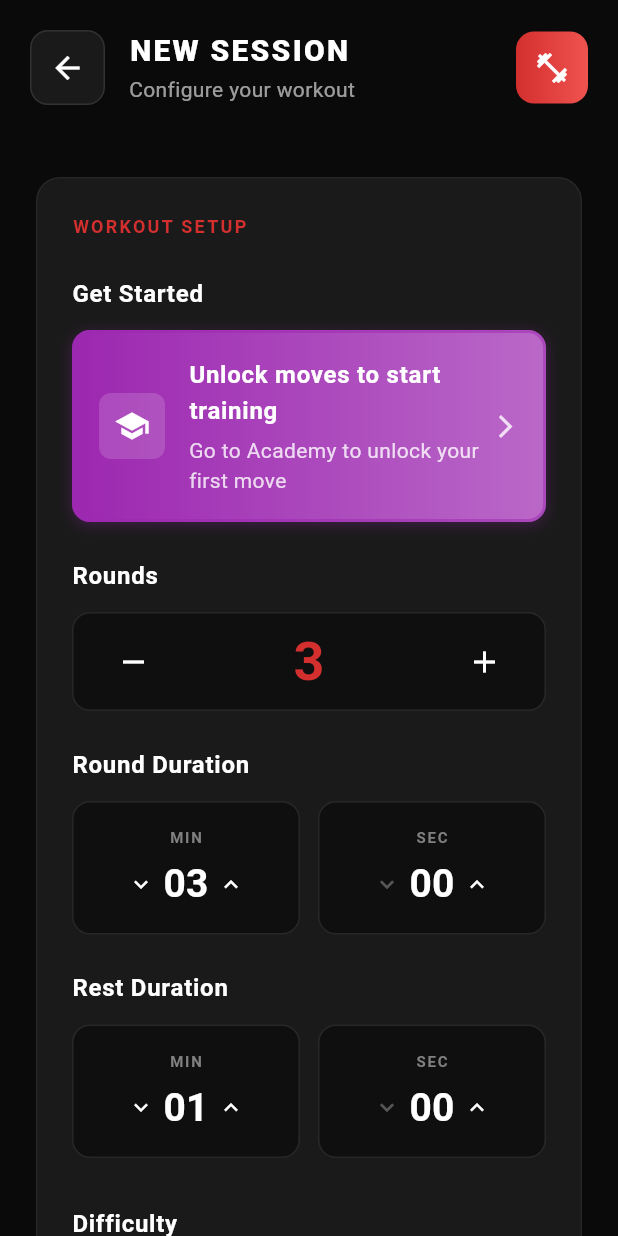
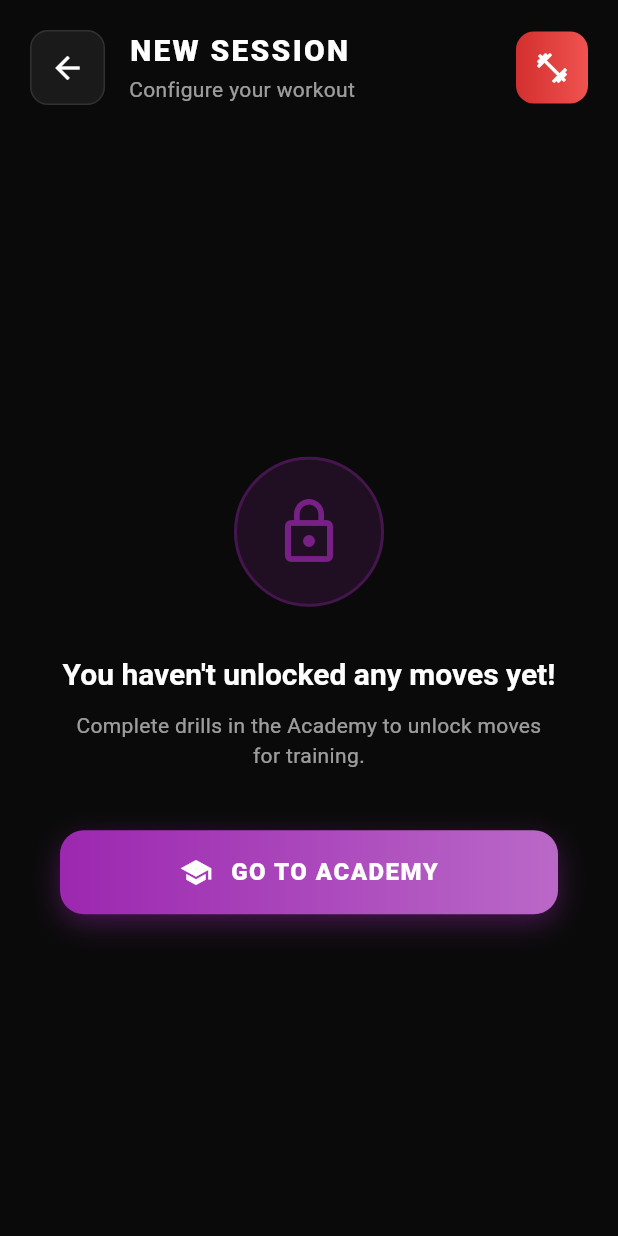
Before and after one commit to mikebg95/fight-my-shadow, a Flutter app: the HomeScreen screen opened directly, on a phone screen of 412 x 824 dp. Run offline on Flutter 3.47's test engine with Material 3 defaults, Android fonts, the phone set to English and light mode, and no system bars; our stand-ins replace audioplayers, flutter_tts, shared_preferences; accounts and stored records are empty.

Commit message:
Add empty state for Training Session when no moves unlocked
When the user has zero unlocked moves in Academy, the Training Session
setup page now shows a clean empty state instead of the normal workout
configuration UI:

- Lock icon with purple Academy theme
- "You haven't unlocked any moves yet!" title
- Subtitle explaining to complete drills in Academy
- Purple "GO TO ACADEMY" button that navigates directly to Academy

When at least one move is unlocked, the normal configuration UI shows.

🤖 Generated with [Claude Code](https://claude.com/claude-code)

Co-Authored-By: Claude Opus 4.5 <noreply@anthropic.com>

```diff
--- a/lib/main.dart
+++ b/lib/main.dart
@@ -305,8 +305,24 @@ class _HomeScreenState extends State<HomeScreen> {
   Difficulty difficulty = Difficulty.intermediate;
   Intensity intensity = Intensity.medium;
 
+  // Academy color palette (purple) - for empty state
+  static const _academyPrimary = Color(0xFF9C27B0);
+  static const _academySecondary = Color(0xFFBA68C8);
+
   @override
   Widget build(BuildContext context) {
+    // Check if user has any unlocked moves
+    final controller = context.watch<StoryModeController>();
+    final learningState = controller.state;
+    final unlockedCount = learningState.moveProgress
+        .where((p) => p.isUnlocked)
+        .length;
+
+    // Show empty state if no moves unlocked
+    if (unlockedCount == 0) {
+      return _buildEmptyState(context);
+    }
+
     return Scaffold(
       body: SafeArea(
         child: CustomScrollView(
@@ -326,6 +342,124 @@ class _HomeScreenState extends State<HomeScreen> {
                   _buildStartButton(),
                   const SizedBox(height: 20),
                 ]),
+              ),
+            ),
+          ],
+        ),
+      ),
+    );
+  }
+
+  Widget _buildEmptyState(BuildContext context) {
+    return Scaffold(
+      body: SafeArea(
+        child: Column(
+          children: [
+            // Header (same as normal screen)
+            _buildHeader(),
+
+            // Empty state content (centered)
+            Expanded(
+              child: Padding(
+                padding: const EdgeInsets.symmetric(horizontal: 40),
+                child: Column(
+                  mainAxisAlignment: MainAxisAlignment.center,
+                  children: [
+                    // Lock icon
+                    Container(
+                      padding: const EdgeInsets.all(24),
+                      decoration: BoxDecoration(
+                        color: _academyPrimary.withValues(alpha: 0.15),
+                        shape: BoxShape.circle,
+                        border: Border.all(
+                          color: _academyPrimary.withValues(alpha: 0.3),
+                          width: 2,
+                        ),
+                      ),
+                      child: Icon(
+                        Icons.lock_outline,
+                        color: _academyPrimary.withValues(alpha: 0.7),
+                        size: 48,
+                      ),
+                    ),
+                    const SizedBox(height: 32),
+
+                    // Title text
+                    Text(
+                      "You haven't unlocked any moves yet!",
+                      style: Theme.of(context).textTheme.titleLarge?.copyWith(
+                            fontWeight: FontWeight.w700,
+                            color: Colors.white,
+                          ),
+                      textAlign: TextAlign.center,
+                    ),
+                    const SizedBox(height: 12),
+
+                    // Subtitle
+                    Text(
+                      'Complete drills in the Academy to unlock moves for training.',
+                      style: Theme.of(context).textTheme.bodyMedium?.copyWith(
+                            color: Colors.white.withValues(alpha: 0.6),
+                          ),
+                      textAlign: TextAlign.center,
+                    ),
+                    const SizedBox(height: 40),
+
+                    // Go to Academy button
+                    Container(
+                      width: double.infinity,
+                      height: 56,
+                      decoration: BoxDecoration(
+                        gradient: LinearGradient(
+                          colors: [_academyPrimary, _academySecondary],
+                        ),
+                        borderRadius: BorderRadius.circular(16),
+                        boxShadow: [
+                          BoxShadow(
+                            color: _academyPrimary.withValues(alpha: 0.4),
+                            blurRadius: 16,
+                            offset: const Offset(0, 6),
+                          ),
+                        ],
+                      ),
+                      child: Material(
+                        color: Colors.transparent,
+                        child: InkWell(
+                          onTap: () {
+                            Navigator.push(
+                              context,
+                              MaterialPageRoute(
+                                builder: (context) => const LearningProgressScreen(),
+                              ),
+                            );
+                          },
+                          borderRadius: BorderRadius.circular(16),
+                          child: Center(
+                            child: Row(
+                              mainAxisAlignment: MainAxisAlignment.center,
+                              children: [
+                                const Icon(
+                                  Icons.school,
+                                  color: Colors.white,
+                                  size: 22,
+                                ),
+                                const SizedBox(width: 12),
+                                Text(
+                                  'GO TO ACADEMY',
+                                  style: Theme.of(context).textTheme.titleMedium?.copyWith(
+                                        fontWeight: FontWeight.w800,
+                                        letterSpacing: 1.0,
+                                        color: Colors.white,
+                                      ),
+                                ),
+                              ],
+                            ),
+                          ),
+                        ),
+                      ),
+                    ),
+                  ],
+                ),
               ),
             ),
           ],
```
